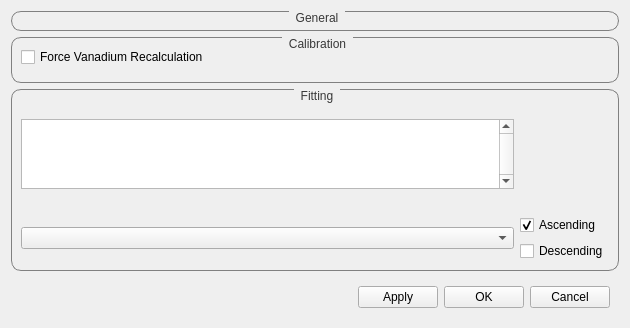
Above: scripts/Engineering/gui/engineering_diffraction/settings/settings_widget.ui from mantidproject/mantid before the change. Below: the same form after it.
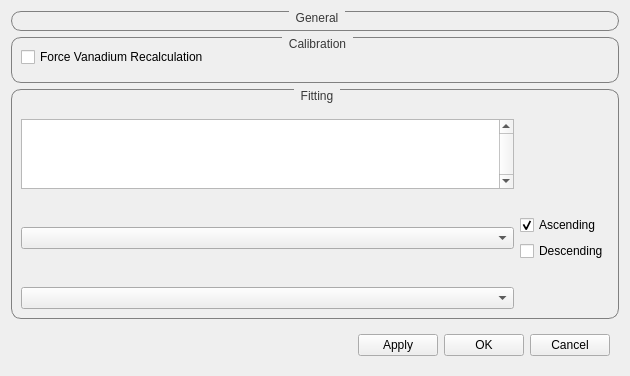
That is the form after the change. Custom widgets are drawn as their Qt base class.

Commit message: Add default peak function setting

What changed in the file:
```diff
--- a/scripts/Engineering/gui/engineering_diffraction/settings/settings_widget.ui
+++ b/scripts/Engineering/gui/engineering_diffraction/settings/settings_widget.ui
@@ -106,6 +106,12 @@
 	    </item>
 	   </layout>
 	  </item>
+	  <item row="4" column="0">
+	   <widget class="QLabel" name="peak_list_label"></widget>
+	  </item>
+	  <item row="5" column="0">
+       <widget class="QComboBox" name="peak_list"></widget>
+      </item>
      </layout>
     </widget>
    </item>
```
The commit also changes 3 other files.
